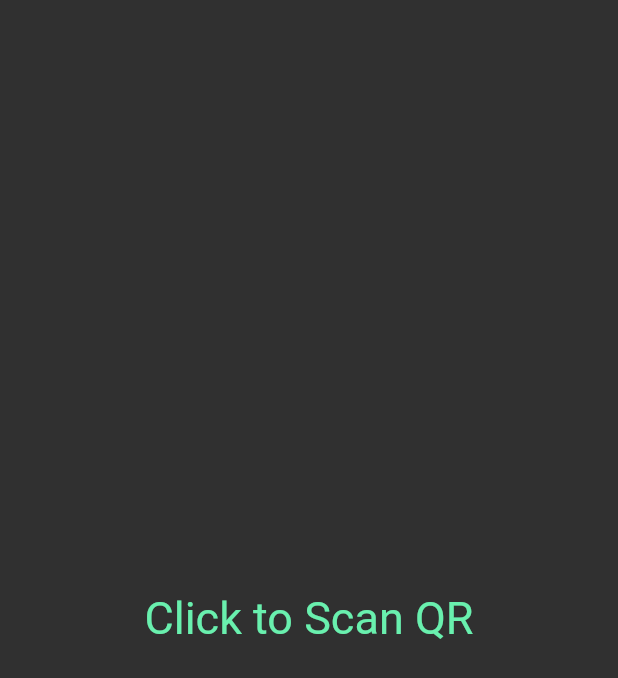
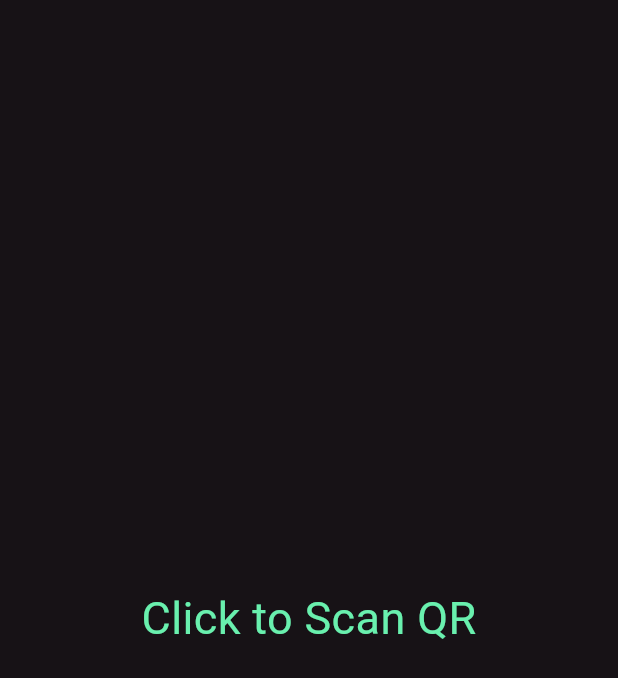
Before and after one commit to 7Eltantawy/Presentation-Remote-PC, a Flutter app: the screen it shows after launch, on a phone screen of 412 x 824 dp. Shown: the top 678 px of the screen. Run offline on Flutter 3.47's test engine with Material 2 defaults, Android fonts, the phone set to English and light mode, and no system bars; missing offline and left inert: qr_code_scanner.

Commit message:
Upgrade Project

```diff
--- a/presentation_remote/lib/main.dart
+++ b/presentation_remote/lib/main.dart
@@ -6,7 +6,7 @@ void main() {
 }
 
 class MyApp extends StatelessWidget {
-  const MyApp({Key? key}) : super(key: key);
+  const MyApp({super.key});
 
   // This widget is the root of your application.
   @override
@@ -14,7 +14,13 @@ class MyApp extends StatelessWidget {
     return MaterialApp(
       debugShowCheckedModeBanner: false,
       title: 'Presentation Remote',
-      theme: ThemeData.dark(),
+      theme: ThemeData(
+        useMaterial3: true,
+        colorScheme: ColorScheme.fromSeed(
+          brightness: Brightness.dark,
+          seedColor: Colors.purple,
+        ),
+      ),
       home: const QRCodeReader(),
     );
   }
--- a/presentation_remote/pubspec.yaml
+++ b/presentation_remote/pubspec.yaml
@@ -6,13 +6,13 @@ publish_to: "none"
 version: 1.1.0+2
 
 environment:
-  sdk: ">=2.12.0 <3.0.0"
+  sdk: ">=3.0.0 <4.0.0"
 
 dependencies:
   cupertino_icons: ^1.0.2
   flutter:
     sdk: flutter
-  qr_code_scanner: ^0.6.1
+  qr_code_scanner: ^1.0.1
 
 dev_dependencies:
   flutter_lints: ^1.0.0
```
Also changed, not shown: presentation_remote/pubspec.lock, 4 other files.
